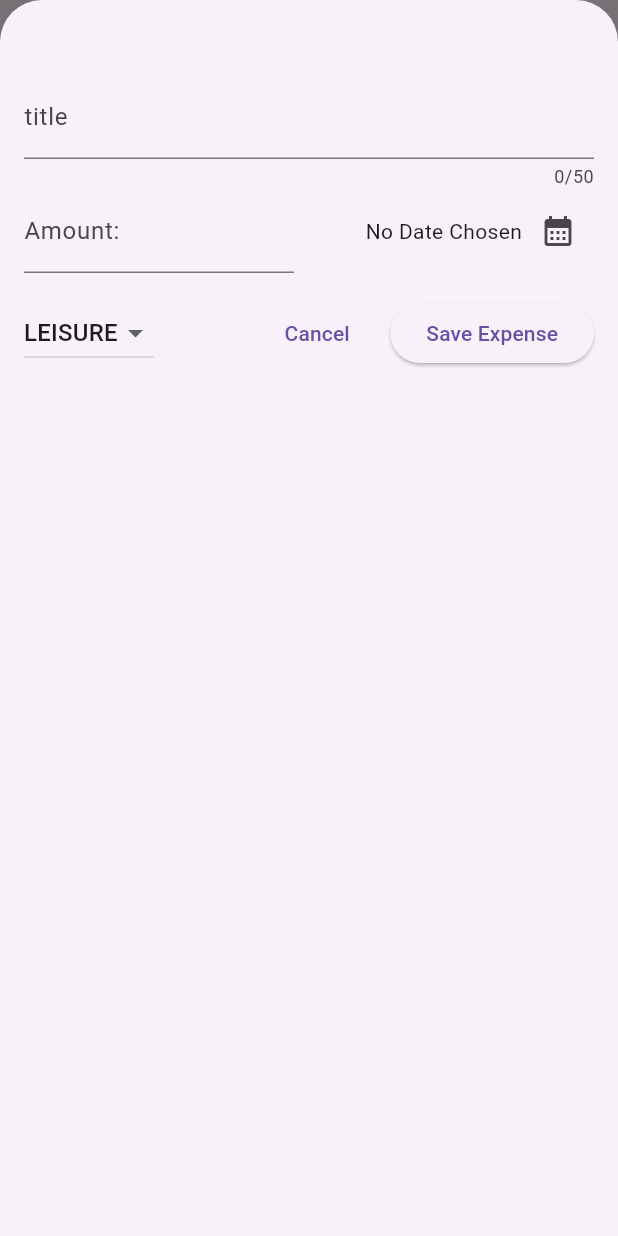
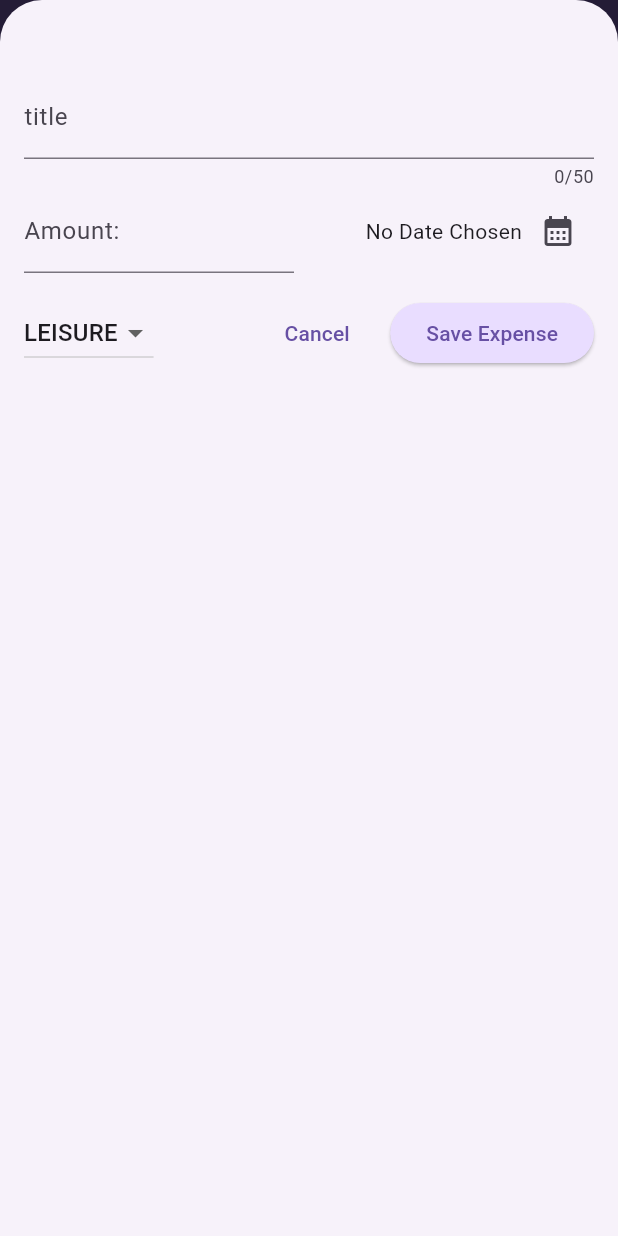
Before and after one commit to Thyon3/Mobile-App-Projects, a Flutter app: the screen it shows after launch, after a tap on the "add" icon, on a phone screen of 412 x 824 dp. Run offline on Flutter 3.47's test engine with Material 3 defaults, Android fonts, the light colour scheme and no system bars; our stand-ins replace google_fonts; missing offline and left inert: dart:ffi.

Commit message:
dark mode and more other things are added..

```diff
--- a/expense_tracker_mobile_app/lib/Widgets/expenses_list/expense_item.dart
+++ b/expense_tracker_mobile_app/lib/Widgets/expenses_list/expense_item.dart
@@ -14,8 +14,14 @@
       child: Padding(
         padding: const EdgeInsets.symmetric(horizontal: 20, vertical: 16),
         child: Column(
+          crossAxisAlignment: CrossAxisAlignment.start,
           children: [
-            Text(expense.title),
+            Text(
+              expense.title,
+              style: Theme.of(context)
+                  .textTheme
+                  .titleLarge, // we are accessing the theme of the title large we have given in the material app
+            ),
             SizedBox(
               height: 4,
             ),
--- a/expense_tracker_mobile_app/lib/Widgets/expenses_list/expenses_list.dart
+++ b/expense_tracker_mobile_app/lib/Widgets/expenses_list/expenses_list.dart
@@ -19,6 +19,10 @@
         // returns a widget
         // this function is called the number of times equal to itemCount if itemCount is 2 hten the function will be called twice
         return Dismissible(
+            // we can also give a background color for the dismissible object and change the backgorund as we delete an expense by swapping it to the left
+            background: Container(
+              color: Theme.of(context).colorScheme.error,
+            ),
             key: ValueKey(registeredExpenses[index]),
             onDismissed: (direction) {
               onSwiped(registeredExpenses[index]);
--- a/expense_tracker_mobile_app/lib/main.dart
+++ b/expense_tracker_mobile_app/lib/main.dart
@@ -1,8 +1,55 @@
 import 'package:flutter/material.dart';
 import 'package:expense_tracker_mobile_app/expenses.dart';
 
+var kColorScheme =
+    ColorScheme.fromSeed(seedColor: const Color.fromARGB(255, 96, 56, 181));
+// adding a dark mode to our app
+var kDarkscheme = ColorScheme.fromSeed(
+  brightness: Brightness.dark,
+  seedColor: Color.fromARGB(255, 5, 99, 125),
+);
 void main() {
   runApp(MaterialApp(
+    debugShowCheckedModeBanner: false, // Removes debug banner
+    // we can use a darkTheme constructor to use the dark mode
+    darkTheme: ThemeData.dark().copyWith(
+      colorScheme: kDarkscheme,
+      cardTheme: CardTheme().copyWith(
+          color: kDarkscheme.secondaryContainer,
+          margin: const EdgeInsets.symmetric(horizontal: 16, vertical: 8)),
+      elevatedButtonTheme: ElevatedButtonThemeData(
+          style: ElevatedButton.styleFrom(
+        backgroundColor: kDarkscheme.primaryContainer,
+        foregroundColor: kDarkscheme.onPrimaryContainer,
+      )),
+      textTheme: ThemeData().textTheme.copyWith(
+              titleLarge: TextStyle(
+            fontWeight: FontWeight.normal,
+            color: kDarkscheme.onSecondaryContainer,
+            fontSize: 16,
+          )),
+    ),
+    theme: ThemeData().copyWith(
+      appBarTheme: AppBarTheme().copyWith(
+        backgroundColor: kColorScheme.onPrimaryContainer,
+        foregroundColor: kColorScheme.primaryContainer,
+      ),
+      cardTheme: CardTheme().copyWith(
+          color: kColorScheme.secondaryContainer,
+          margin: const EdgeInsets.symmetric(horizontal: 16, vertical: 8)),
+      elevatedButtonTheme: ElevatedButtonThemeData(
+          style: ElevatedButton.styleFrom(
+        backgroundColor: kColorScheme.primaryContainer,
+      )),
+      textTheme: ThemeData().textTheme.copyWith(
+              titleLarge: TextStyle(
+            fontWeight: FontWeight.normal,
+            color: kColorScheme.onSecondaryContainer,
+            fontSize: 16,
+          )),
+    ),
+    themeMode: ThemeMode
+        .system, // check the user system setting for dark or light mode and then apply that setting
     home: Expenses(),
   ));
 }
```
Also changed, not shown: expense_tracker_mobile_app/lib/Models/chart/chart_bar.dart (added, +65 -0 lines), expense_tracker_mobile_app/lib/Models/expense.dart (+23 -1 lines), expense_tracker_mobile_app/lib/Models/chart/chart.dart (added).
